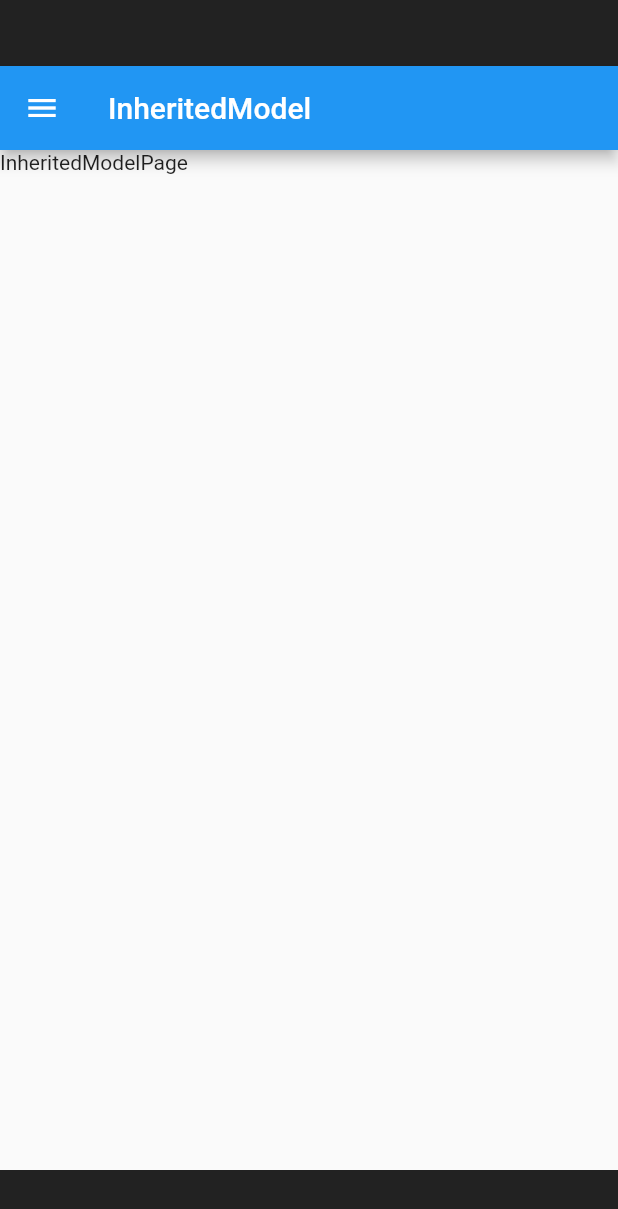
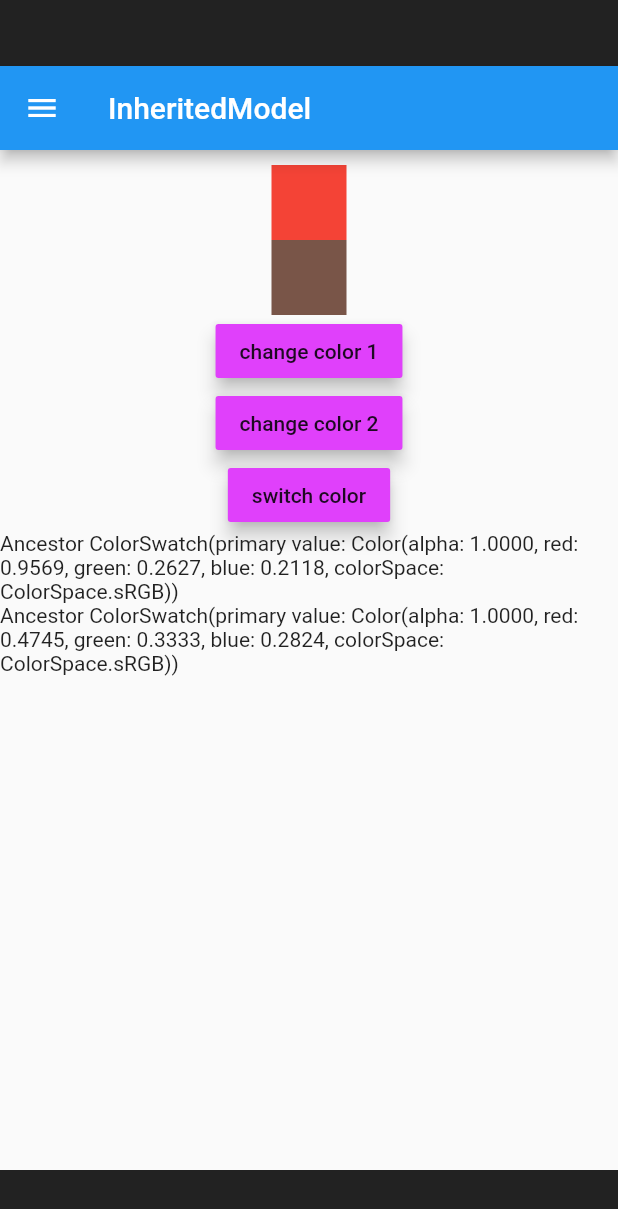
Before and after one commit to lukechi1219/2020TechReviewDart, a Flutter app: the InheritedModelPage screen opened by its route, on a phone screen of 412 x 824 dp. Shown: the top 1209 px of the screen. Run offline on Flutter 3.47's test engine with Material 2 defaults, Android fonts, the phone set to English and light mode, and no system bars; our stand-ins replace chopper, device_preview; missing offline and left inert: xml2json; generated files the repository leaves out were written again.

Commit message:
Update inherited.dart for InheritedModel

```diff
--- a/Flutter/widget_of_the_week/lib/ui/animated_container.dart
+++ b/Flutter/widget_of_the_week/lib/ui/animated_container.dart
@@ -75,7 +75,7 @@ class _AnimatedPageState extends State<AnimatedPage> {
 //                    curve: Curves.easeInQuint,
                       child: Text(
                         'temp',
-                        style: Theme.of(context).textTheme.headline,
+                        style: Theme.of(context).textTheme.headline5,
                       ),
                     ),
                   ],
--- a/Flutter/widget_of_the_week/lib/ui/inherited.dart
+++ b/Flutter/widget_of_the_week/lib/ui/inherited.dart
@@ -19,17 +19,17 @@ class InheritedWidgetPage extends StatelessWidget {
             title: Text(this.title),
           ),
           drawer: RoutesDrawer(),
-          body: PageContainer()),
+          body: WidgetContainer()),
     );
   }
 }
 
-class PageContainer extends StatefulWidget {
+class WidgetContainer extends StatefulWidget {
   @override
-  State<StatefulWidget> createState() => PageContainerState();
+  State<StatefulWidget> createState() => WidgetContainerState();
 }
 
-class PageContainerState extends State<PageContainer> {
+class WidgetContainerState extends State<WidgetContainer> {
   var _colorOne = Colors.red;
   var _colorTwo = Colors.brown;
 
@@ -55,8 +55,8 @@ class PageContainerState extends State<PageContainer> {
               SizedBox(
                 height: 10.0,
               ),
-              ColorOneWidget(),
-              ColorTwoWidget(),
+              const ColorOneWidget(),
+              const ColorTwoWidget(),
               MaterialButton(
                 elevation: 5.0,
                 color: Colors.purpleAccent,
@@ -73,6 +73,7 @@ class PageContainerState extends State<PageContainer> {
 
 class MyAncestor extends InheritedWidget {
   const MyAncestor({
+    Key key,
     @required this.colorOne,
     @required this.colorTwo,
     @required Widget child,
@@ -97,6 +98,8 @@ class MyAncestor extends InheritedWidget {
 }
 
 class ColorOneWidget extends StatelessWidget {
+  const ColorOneWidget({Key key}) : super(key: key);
+
   @override
   Widget build(BuildContext context) {
     final ancestor = MyAncestor.of(context);
@@ -111,6 +114,8 @@ class ColorOneWidget extends StatelessWidget {
 }
 
 class ColorTwoWidget extends StatelessWidget {
+  const ColorTwoWidget({Key key}) : super(key: key);
+
   @override
   Widget build(BuildContext context) {
     final ancestor = MyAncestor.of(context);
@@ -143,8 +148,163 @@ class InheritedModelPage extends StatelessWidget {
           ),
           drawer: RoutesDrawer(),
           body: Container(
-            child: Text('InheritedModelPage'),
+            child: ModelContainer(),
           )),
     );
   }
 }
+
+class ModelContainer extends StatefulWidget {
+  @override
+  State<StatefulWidget> createState() => ModelContainerState();
+}
+
+class ModelContainerState extends State<ModelContainer> {
+  var _colorOne = Colors.red;
+  var _colorTwo = Colors.brown;
+
+  void _changeColorOne() {
+    setState(() {
+      // change ancestor colors
+      if (_colorOne == Colors.red) {
+        _colorOne = Colors.green;
+      } else {
+        _colorOne = Colors.red;
+      }
+    });
+  }
+
+  void _changeColorTwo() {
+    setState(() {
+      // change ancestor colors
+      if (_colorTwo == Colors.brown) {
+        _colorTwo = Colors.blue;
+      } else {
+        _colorTwo = Colors.brown;
+      }
+    });
+  }
+
+  void _switchColor() {
+    setState(() {
+      // change ancestor colors
+      var _temp = _colorOne;
+      _colorOne = _colorTwo;
+      _colorTwo = _temp;
+    });
+  }
+
+  @override
+  Widget build(BuildContext context) {
+    print('MyAncestorModel build');
+
+    return Container(
+      child: MyAncestorModel(
+          colorOne: _colorOne,
+          colorTwo: _colorTwo,
+          child: Column(
+            children: <Widget>[
+              SizedBox(
+                height: 10.0,
+              ),
+
+              /// must be const, otherwise always update no matter InheritedModel aspect
+              const ColorOneModelWidget(),
+
+              /// must be const, otherwise always update no matter InheritedModel aspect
+              const ColorTwoModelWidget(),
+
+              MaterialButton(
+                elevation: 5.0,
+                color: Colors.purpleAccent,
+                child: Text('change color 1'),
+                onPressed: _changeColorOne,
+              ),
+              MaterialButton(
+                elevation: 5.0,
+                color: Colors.purpleAccent,
+                child: Text('change color 2'),
+                onPressed: _changeColorTwo,
+              ),
+              MaterialButton(
+                elevation: 5.0,
+                color: Colors.purpleAccent,
+                child: Text('switch color'),
+                onPressed: _switchColor,
+              ),
+              Text('Ancestor $_colorOne'),
+              Text('Ancestor $_colorTwo'),
+            ],
+          )),
+    );
+  }
+}
+
+class MyAncestorModel extends InheritedModel<String> {
+  const MyAncestorModel({
+    Key key,
+    @required this.colorOne,
+    @required this.colorTwo,
+    @required Widget child,
+  })  : assert(colorOne != null),
+        assert(colorTwo != null),
+        assert(child != null),
+        super(key: key, child: child);
+
+  final Color colorOne;
+  final Color colorTwo;
+
+  static MyAncestorModel of(BuildContext context, String aspect) =>
+      InheritedModel.inheritFrom<MyAncestorModel>(
+        context,
+        aspect: aspect,
+      );
+
+  @override
+  bool updateShouldNotify(MyAncestorModel oldModel) {
+    print('updateShouldNotify');
+    return colorOne != oldModel.colorOne || colorTwo != oldModel.colorTwo;
+  }
+
+  @override
+  bool updateShouldNotifyDependent(
+      MyAncestorModel oldModel, Set<String> dependencies) {
+    print('updateShouldNotifyDependent');
+    return (dependencies.contains('one') && colorOne != oldModel.colorOne) ||
+        (dependencies.contains('two') && colorTwo != oldModel.colorTwo);
+  }
+}
+
+class ColorOneModelWidget extends StatelessWidget {
+  const ColorOneModelWidget({Key key}) : super(key: key);
+
+  @override
+  Widget build(BuildContext context) {
+    final ancestorModel = MyAncestorModel.of(context, 'one');
+
+    print('ColorOneModelWidget build');
+
+    return Container(
+      color: ancestorModel.colorOne,
+      height: 50.0,
+      width: 50.0,
+    );
+  }
+}
+
+class ColorTwoModelWidget extends StatelessWidget {
+  const ColorTwoModelWidget({Key key}) : super(key: key);
+
+  @override
+  Widget build(BuildContext context) {
+    final ancestorModel = MyAncestorModel.of(context, 'two');
+
+    print('ColorTwoModelWidget build');
+
+    return Container(
+      color: ancestorModel.colorTwo,
+      height: 50.0,
+      width: 50.0,
+    );
+  }
+}
--- a/Flutter/widget_of_the_week/lib/ui/transition.dart
+++ b/Flutter/widget_of_the_week/lib/ui/transition.dart
@@ -61,7 +61,7 @@ class _TransitionPageState extends State<TransitionPage>
                   opacity: _animation,
                   child: Text(
                     'FadeTransition here',
-                    style: Theme.of(context).textTheme.display1,
+                    style: Theme.of(context).textTheme.headline4,
                   ),
                 )
               ],
```
